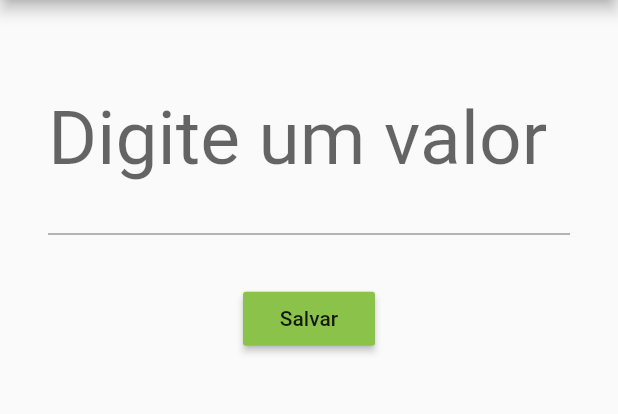
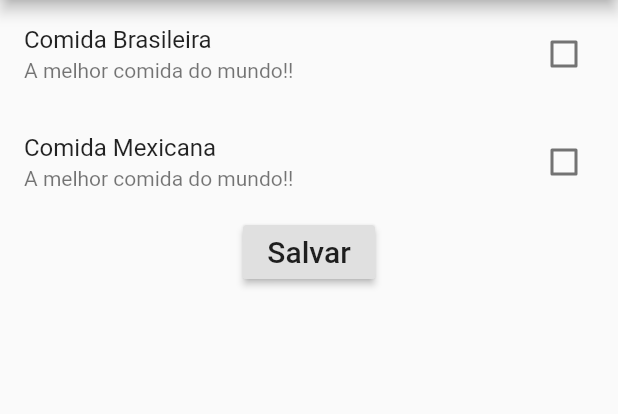
Before and after one commit to joaoprates/entrada_dados, a Flutter app: the screen it shows after launch, after a tap on "Salvar", on a phone screen of 412 x 824 dp, the part 84-498 px from its top. Run offline on Flutter 3.47's test engine with Material 2 defaults, Android fonts, the phone set to English and light mode, and no system bars.

Commit message:
Test checkbox itens

```diff
--- /dev/null
+++ b/lib/EntradaCheckbox.dart
@@ -0,0 +1,82 @@
+import 'package:flutter/material.dart';
+
+class EntradaCheckbox extends StatefulWidget {
+  @override
+  _EntradaCheckboxState createState() => _EntradaCheckboxState();
+}
+
+class _EntradaCheckboxState extends State<EntradaCheckbox> {
+
+  bool _comidaBrasileira = false;
+  bool _comidaMexicana   = false;
+
+  @override
+  Widget build(BuildContext context) {
+    return Scaffold(
+      appBar: AppBar(
+        title: Text("Entrada de dados"),
+      ),
+      body: Container(
+        child: Column(
+          children: <Widget>[
+
+            CheckboxListTile(
+                title: Text("Comida Brasileira"),
+                subtitle: Text("A melhor comida do mundo!!"),
+                //activeColor: Colors.red,
+                //selected: true,
+                //secondary: Icon(Icons.add_box),
+                value: _comidaBrasileira,
+                onChanged: (bool valor){
+                  setState(() {
+                    _comidaBrasileira = valor;
+                  });
+                }
+            ),
+            CheckboxListTile(
+                title: Text("Comida Mexicana"),
+                subtitle: Text("A melhor comida do mundo!!"),
+                //activeColor: Colors.red,
+                //selected: true,
+                //secondary: Icon(Icons.add_box),
+                value: _comidaMexicana,
+                onChanged: (bool valor){
+                  setState(() {
+                    _comidaMexicana = valor;
+                  });
+                }
+            ),
+            RaisedButton(
+                child: Text(
+                  "Salvar",
+                  style: TextStyle(
+                      fontSize: 20
+                  ),
+                ),
+                onPressed: (){
+                  print(
+                      "Comida Brasileira: " + _comidaBrasileira.toString() +
+                          " Comida Mexicana " + _comidaMexicana.toString()
+                  );
+                }
+            )
+
+            /*
+            Text("Comida Brasileira"),
+            Checkbox(
+              value: _estaSelecionado,
+              onChanged: (bool valor){
+                setState(() {
+                  _estaSelecionado = valor;
+                });
+                print("Checkbox: " + valor.toString() );
+              },
+            )*/
+
+
+          ],
+        ),
+      ),
+    );
+  }
+}
--- a/lib/main.dart
+++ b/lib/main.dart
@@ -1,10 +1,12 @@
 import 'package:entrada_dados/CampoTexto.dart';
+import 'package:entrada_dados/EntradaCheckbox.dart';
 import 'package:flutter/material.dart';
 
 void main(){
   runApp(
       MaterialApp(
-        home: CampoTexto(),
+        //home: CampoTexto(),
+        home: EntradaCheckbox(),
       )
   );
 }
```
